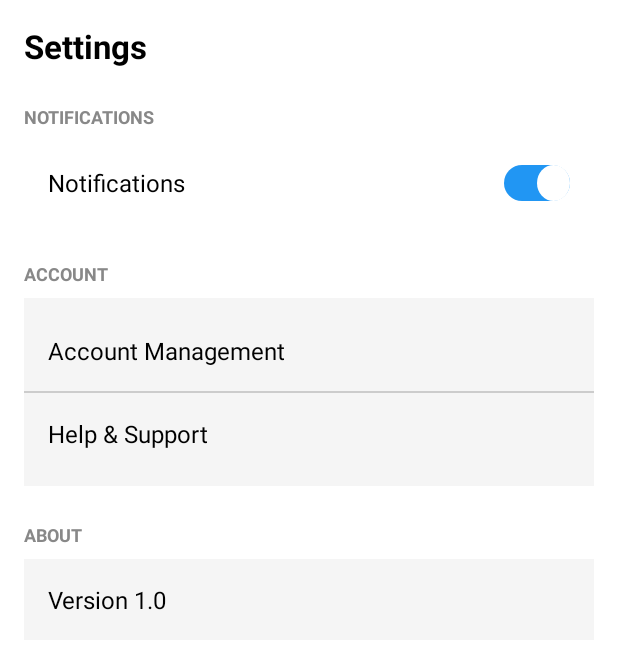
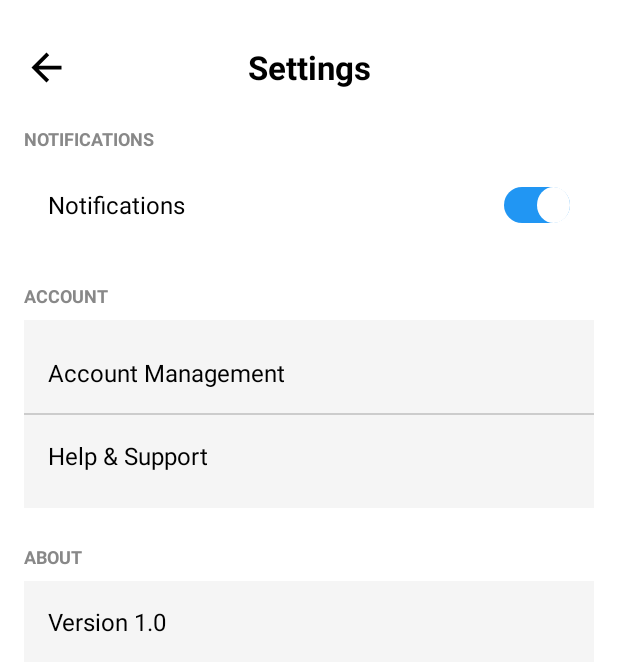
Before and after one commit to minh-luong/MedicalAppointmentBooking_App, an Android app: the SettingsActivity screen opened directly, with no data from a screen before it, on a phone screen of 412 x 824 dp. Shown: the top 671 px of the screen. Run offline under Robolectric (Android 15) with nearby library versions, the phone set to English and light mode, and no system bars.

Commit message:
- Update screens:   - HomeActivity   - ProfileActivity   - SettingsActivity
Signed-off-by: minh-luong <lvminh97@gmail.com>

```diff
--- a/app/src/main/java/com/example/medicalbooking/activity/SettingsActivity.java
+++ b/app/src/main/java/com/example/medicalbooking/activity/SettingsActivity.java
@@ -1,10 +1,14 @@
 package com.example.medicalbooking.activity;
 
 import android.os.Bundle;
+import android.view.View;
+import android.widget.ImageView;
 
 import com.example.medicalbooking.R;
 
-public class SettingsActivity extends BaseActivity {
+public class SettingsActivity extends BaseActivity implements View.OnClickListener {
+
+    private ImageView backArrow;
 
     @Override
     protected void onCreate(Bundle savedInstanceState) {
@@ -15,6 +19,15 @@
     }
 
     private void initUI() {
+        backArrow = findViewById(R.id.backArrow);
+        backArrow.setOnClickListener(this);
+    }
 
+    @Override
+    public void onClick(View v) {
+        int id = v.getId();
+        if(id == R.id.backArrow) {
+            this.finish();
+        }
     }
 }
--- /dev/null
+++ b/app/src/main/res/drawable/ic_settings.xml
@@ -0,0 +1,5 @@
+<vector xmlns:android="http://schemas.android.com/apk/res/android" android:height="24dp" android:tint="#CCCCCC" android:viewportHeight="24" android:viewportWidth="24" android:width="24dp">
+
+    <path android:fillColor="@android:color/white" android:pathData="M19.14,12.94c0.04,-0.3 0.06,-0.61 0.06,-0.94c0,-0.32 -0.02,-0.64 -0.07,-0.94l2.03,-1.58c0.18,-0.14 0.23,-0.41 0.12,-0.61l-1.92,-3.32c-0.12,-0.22 -0.37,-0.29 -0.59,-0.22l-2.39,0.96c-0.5,-0.38 -1.03,-0.7 -1.62,-0.94L14.4,2.81c-0.04,-0.24 -0.24,-0.41 -0.48,-0.41h-3.84c-0.24,0 -0.43,0.17 -0.47,0.41L9.25,5.35C8.66,5.59 8.12,5.92 7.63,6.29L5.24,5.33c-0.22,-0.08 -0.47,0 -0.59,0.22L2.74,8.87C2.62,9.08 2.66,9.34 2.86,9.48l2.03,1.58C4.84,11.36 4.8,11.69 4.8,12s0.02,0.64 0.07,0.94l-2.03,1.58c-0.18,0.14 -0.23,0.41 -0.12,0.61l1.92,3.32c0.12,0.22 0.37,0.29 0.59,0.22l2.39,-0.96c0.5,0.38 1.03,0.7 1.62,0.94l0.36,2.54c0.05,0.24 0.24,0.41 0.48,0.41h3.84c0.24,0 0.44,-0.17 0.47,-0.41l0.36,-2.54c0.59,-0.24 1.13,-0.56 1.62,-0.94l2.39,0.96c0.22,0.08 0.47,0 0.59,-0.22l1.92,-3.32c0.12,-0.22 0.07,-0.47 -0.12,-0.61L19.14,12.94zM12,15.6c-1.98,0 -3.6,-1.62 -3.6,-3.6s1.62,-3.6 3.6,-3.6s3.6,1.62 3.6,3.6S13.98,15.6 12,15.6z"/>
+
+</vector>
--- a/app/src/main/res/layout/activity_settings.xml
+++ b/app/src/main/res/layout/activity_settings.xml
@@ -9,9 +9,28 @@
         android:layout_width="match_parent"
         android:layout_height="wrap_content"
         android:orientation="vertical"
-        android:padding="16dp">
+        android:paddingStart="16dp"
+        android:paddingEnd="16dp">
 
         <!-- Header -->
+        <androidx.constraintlayout.widget.ConstraintLayout
+            xmlns:tools="http://schemas.android.com/tools"
+            android:layout_width="match_parent"
+            android:layout_height="wrap_content"
+            android:layout_marginTop="30dp"
+            android:layout_marginBottom="24dp">
+            <!-- Back Arrow -->
+            <ImageView
+                android:id="@+id/backArrow"
+                android:layout_width="30dp"
+                android:layout_height="30dp"
+                android:src="@drawable/ic_arrow_back"
+                android:tint="@color/black"
+                android:contentDescription="Back"
+                app:layout_constraintTop_toTopOf="@id/settingsTitle"
+                app:layout_constraintBottom_toBottomOf="@id/settingsTitle"
+                app:layout_constraintStart_toStartOf="parent"
+                tools:ignore="UseAppTint" />
             <TextView
                 android:id="@+id/settingsTitle"
                 android:layout_width="wrap_content"
@@ -20,7 +39,10 @@
                 android:textSize="22sp"
                 android:textStyle="bold"
                 android:textColor="#000000"
-            android:layout_marginBottom="24dp" />
+                app:layout_constraintTop_toTopOf="parent"
+                app:layout_constraintStart_toStartOf="parent"
+                app:layout_constraintEnd_toEndOf="parent" />
+        </androidx.constraintlayout.widget.ConstraintLayout>
 
         <!-- NOTIFICATIONS -->
         <TextView
```
Also changed, not shown: app/src/main/java/com/example/medicalbooking/activity/HomeActivity.java (+9 -0 lines), app/src/main/java/com/example/medicalbooking/activity/LoginActivity.java (+8 -1 lines), app/src/main/java/com/example/medicalbooking/activity/ProfileActivity.java (+23 -1 lines), app/src/main/res/layout/activity_home.xml (+28 -0 lines), app/src/main/res/layout/activity_profile.xml (+14 -1 lines). Lines whose indentation alone changed are shown as unchanged.
